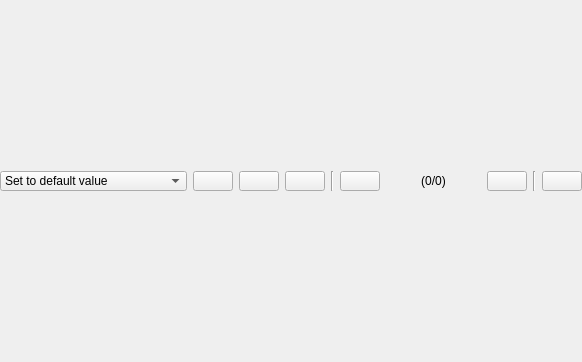
Qt form bin/ui/one2many.ui (xrg/openerp-client-kde) before a commit.
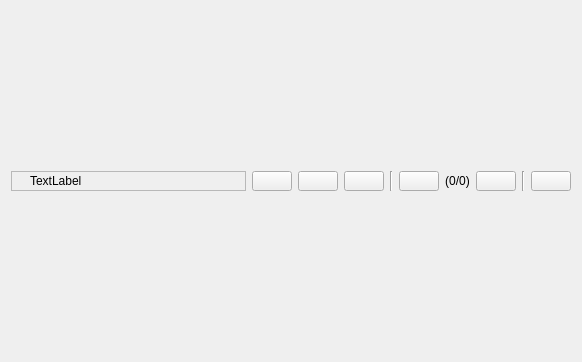
The same form after that commit. Icons and pictures are not drawn.

Patch:
```diff
--- a/bin/ui/one2many.ui
+++ b/bin/ui/one2many.ui
@@ -16,28 +16,22 @@
    <enum>Qt::LeftToRight</enum>
   </property>
   <layout class="QVBoxLayout" >
-   <property name="spacing" >
-    <number>6</number>
-   </property>
-   <property name="leftMargin" >
-    <number>0</number>
-   </property>
-   <property name="topMargin" >
-    <number>0</number>
-   </property>
-   <property name="rightMargin" >
-    <number>0</number>
-   </property>
-   <property name="bottomMargin" >
-    <number>0</number>
-   </property>
-   <item>
+   <item>
+    <layout class="QHBoxLayout" >
+     <item>
+      <widget class="QFrame" name="frame" >
+       <property name="frameShape" >
+        <enum>QFrame::StyledPanel</enum>
+       </property>
+       <property name="frameShadow" >
+        <enum>QFrame::Raised</enum>
+       </property>
     <layout class="QHBoxLayout" >
      <property name="spacing" >
       <number>6</number>
      </property>
      <property name="leftMargin" >
-      <number>0</number>
+         <number>5</number>
      </property>
      <property name="topMargin" >
       <number>0</number>
@@ -49,29 +43,29 @@
       <number>0</number>
      </property>
      <item>
-      <widget class="QComboBox" name="uiTitle" >
-       <property name="minimumSize" >
-        <size>
-         <width>0</width>
-         <height>20</height>
-        </size>
-       </property>
-       <property name="maximumSize" >
-        <size>
-         <width>16777215</width>
-         <height>20</height>
-        </size>
-       </property>
-       <item>
+         <widget class="QLabel" name="label" >
         <property name="text" >
-         <string>Set to default value</string>
-        </property>
+           <string/>
+          </property>
+          <property name="pixmap" >
+           <pixmap resource="common.qrc" >:/images/images/relate.png</pixmap>
+          </property>
+         </widget>
        </item>
        <item>
+         <widget class="QLabel" name="uiTitle" >
+          <property name="sizePolicy" >
+           <sizepolicy vsizetype="Preferred" hsizetype="Expanding" >
+            <horstretch>0</horstretch>
+            <verstretch>0</verstretch>
+           </sizepolicy>
+          </property>
         <property name="text" >
-         <string>Set Default</string>
-        </property>
-       </item>
+           <string>TextLabel</string>
+          </property>
+         </widget>
+        </item>
+       </layout>
       </widget>
      </item>
      <item>
```
Lines whose indentation alone changed are shown as unchanged.
